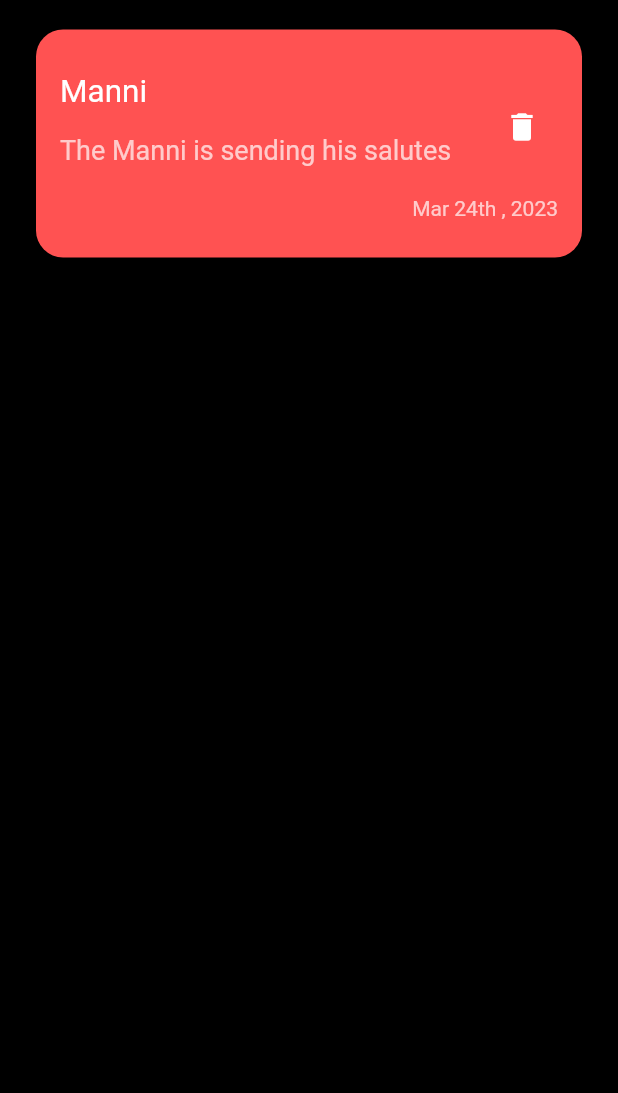
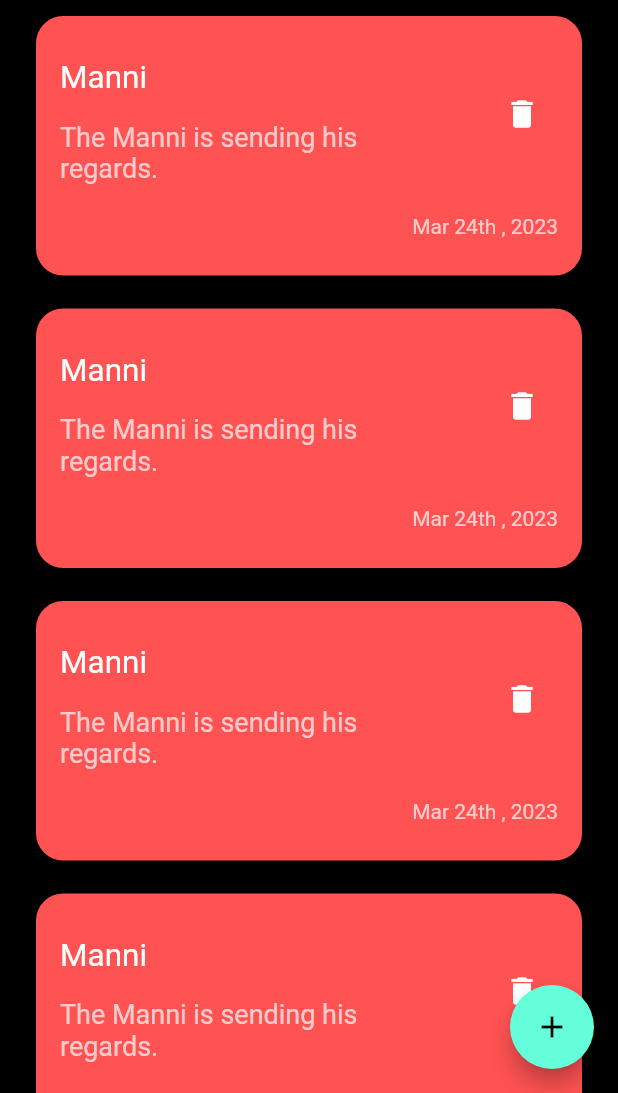
Before and after one commit to mannieeez/notes_app, a Flutter app: the screen it shows after launch, on a phone screen of 412 x 824 dp, the part 143-1236 px from its top. Run offline on Flutter 3.47's test engine with Material 2 defaults, Android fonts, the phone set to English and light mode, and no system bars.

Commit message:
floating

```diff
--- a/lib/Views/home_page_view.dart
+++ b/lib/Views/home_page_view.dart
@@ -9,8 +9,12 @@ class HomePageView extends StatelessWidget {
 
   @override
   Widget build(BuildContext context) {
-    return const Scaffold(
-      body: HomePageBody(),
+    return Scaffold(
+      floatingActionButton: FloatingActionButton(
+        onPressed: () {},
+        child: const Icon(Icons.add),
+      ),
+      body: const HomePageBody(),
     );
   }
 }
--- a/lib/Widgets/Custom_note_item.dart
+++ b/lib/Widgets/Custom_note_item.dart
@@ -7,7 +7,7 @@ class NoteItem extends StatelessWidget {
   @override
   Widget build(BuildContext context) {
     return Padding(
-      padding: const EdgeInsets.symmetric(vertical: 20),
+      padding: const EdgeInsets.symmetric(vertical: 10),
       child: Container(
         padding: EdgeInsets.symmetric(vertical: 25),
         decoration: BoxDecoration(
@@ -27,7 +27,7 @@ class NoteItem extends StatelessWidget {
                 subtitle: Padding(
                   padding: const EdgeInsets.symmetric(vertical: 16),
                   child: Text(
-                    'The Manni is sending his salutes',
+                    'The Manni is sending his regards.',
                     style: TextStyle(fontSize: 18),
                   ),
                 ),
--- /dev/null
+++ b/lib/Widgets/Custom_notes_list_view.dart
@@ -0,0 +1,19 @@
+import 'package:flutter/cupertino.dart';
+
+import 'Custom_note_item.dart';
+
+class NotesListView extends StatelessWidget {
+  const NotesListView({super.key});
+
+  @override
+  Widget build(BuildContext context) {
+    return ListView.builder(
+      itemBuilder: (context, index) {
+        return Padding(
+          padding: const EdgeInsets.symmetric(vertical: 1),
+          child: const NoteItem(),
+        );
+      },
+    );
+  }
+}
--- a/lib/Widgets/HomePageBody.dart
+++ b/lib/Widgets/HomePageBody.dart
@@ -2,6 +2,7 @@ import 'package:flutter/material.dart';
 
 import 'Custom_App_Bar.dart';
 import 'Custom_note_item.dart';
+import 'Custom_notes_list_view.dart';
 
 class HomePageBody extends StatelessWidget {
   const HomePageBody({super.key});
@@ -11,12 +12,12 @@ class HomePageBody extends StatelessWidget {
     return Padding(
       padding: const EdgeInsets.symmetric(horizontal: 24),
       child: Column(
-        children: const [
+        children: [
           SizedBox(
             height: 50,
           ),
           CustomAppBar(),
-          NoteItem()
+          Expanded(child: NotesListView())
         ],
       ),
     );
```
